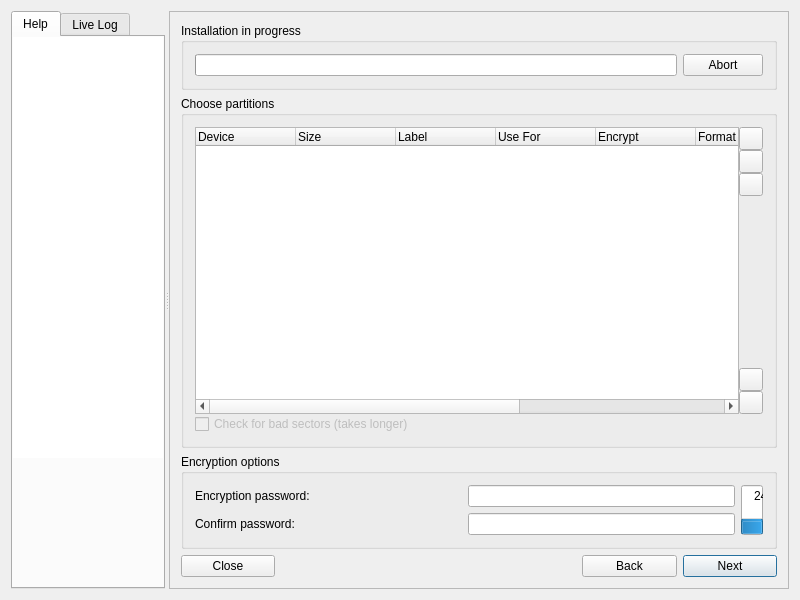
The window that meinstall.ui (gazelle-installer/gazelle-installer) describes before a commit, drawn with Qt 5.
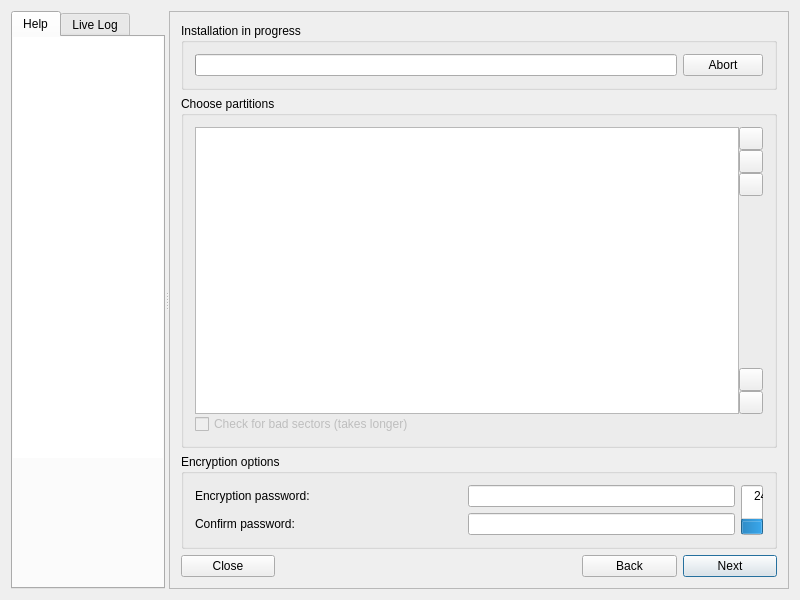
The same window after the commit. The open tabs and pages were chosen to show the change. Icons and pictures are not drawn. Custom widgets are drawn as their Qt base class.

Commit message: Model-View-Controller partition manager architecture.

```diff
--- a/meinstall.ui
+++ b/meinstall.ui
@@ -659,52 +659,7 @@
                </widget>
               </item>
               <item row="0" column="0" rowspan="12" colspan="2">
-               <widget class="QTreeWidget" name="treePartitions">
-                <column>
-                 <property name="text">
-                  <string>Device</string>
-                 </property>
-                </column>
-                <column>
-                 <property name="text">
-                  <string>Size</string>
-                 </property>
-                </column>
-                <column>
-                 <property name="text">
-                  <string>Label</string>
-                 </property>
-                </column>
-                <column>
-                 <property name="text">
-                  <string>Use For</string>
-                 </property>
-                </column>
-                <column>
-                 <property name="text">
-                  <string>Encrypt</string>
-                 </property>
-                </column>
-                <column>
-                 <property name="text">
-                  <string>Format</string>
-                 </property>
-                </column>
-                <column>
-                 <property name="text">
-                  <string>Mount Options</string>
-                 </property>
-                </column>
-                <column>
-                 <property name="text">
-                  <string>Dump</string>
-                 </property>
-                </column>
-                <column>
-                 <property name="text">
-                  <string>Pass</string>
-                 </property>
-                </column>
+               <widget class="QTreeView" name="treePartitions">
                </widget>
               </item>
               <item row="2" column="2">
```
The commit also changes 3 other files.
